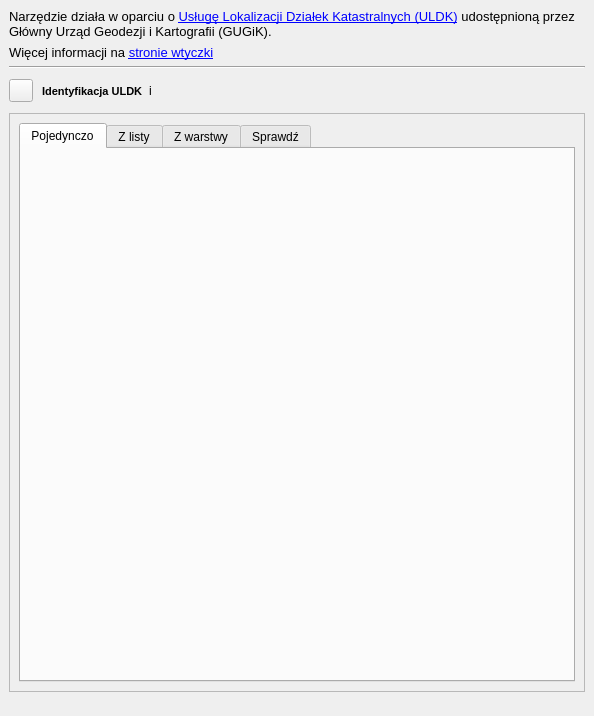
Qt form gissupport_plugin/modules/uldk/plugin_dockwidget_base.ui (gis-support/gis-support-plugin) before a commit.
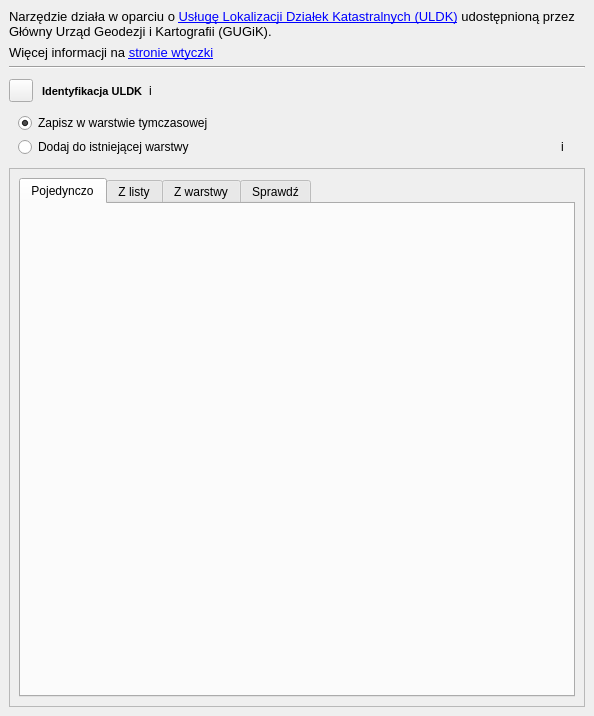
The same form after that commit. Custom widgets are drawn as their Qt base class.

Commit message: DEV-13570 Wybór warstwy do zapisu

```diff
--- a/gissupport_plugin/modules/uldk/plugin_dockwidget_base.ui
+++ b/gissupport_plugin/modules/uldk/plugin_dockwidget_base.ui
@@ -159,6 +159,88 @@
       </layout>
      </widget>
     </item>
+    <item>
+     <widget class="QFrame" name="frame_save_settings">
+      <property name="frameShape">
+       <enum>QFrame::NoFrame</enum>
+      </property>
+      <layout class="QVBoxLayout" name="verticalLayout_save">
+       <property name="spacing">
+        <number>4</number>
+       </property>
+       <property name="leftMargin">
+        <number>9</number>
+       </property>
+       <property name="topMargin">
+        <number>0</number>
+       </property>
+       <property name="rightMargin">
+        <number>9</number>
+       </property>
+       <property name="bottomMargin">
+        <number>5</number>
+       </property>
+       <item>
+        <widget class="QRadioButton" name="radioTempLayer">
+         <property name="text">
+          <string>Zapisz w warstwie tymczasowej</string>
+         </property>
+         <property name="checked">
+          <bool>true</bool>
+         </property>
+        </widget>
+       </item>
+       <item>
+        <layout class="QHBoxLayout" name="horizontalLayout_existing">
+         <item>
+          <widget class="QRadioButton" name="radioExistingLayer">
+           <property name="text">
+            <string>Dodaj do istniejącej warstwy</string>
+           </property>
+          </widget>
+         </item>
+         <item>
+          <widget class="QgsMapLayerComboBox" name="comboLayers" native="true">
+           <property name="enabled">
+            <bool>false</bool>
+           </property>
+          </widget>
+         </item>
+         <item>
+          <widget class="QLabel" name="labelLayerInfo">
+           <property name="maximumSize">
+            <size>
+             <width>15</width>
+             <height>15</height>
+            </size>
+           </property>
+           <property name="mouseTracking">
+            <bool>false</bool>
+           </property>
+           <property name="toolTip">
+            <string>Atrybuty będą dopasowane do kolumn wg nazw, jeśli dana kolumna nie istnieje to informacja nie zostanie zapisana:
+- wojewodztwo lub woj - województwo
+- powiat - powiat
+- gmina - gmina
+- obreb - obręb ewidencyjny
+- arkusz - arkusz mapy
+- nr_dzialki - numer działki
+- teryt - TERYT
+- pow_m2 - powierzchnia</string>
+           </property>
+           <property name="text">
+            <string>i</string>
+           </property>
+           <property name="scaledContents">
+            <bool>true</bool>
+           </property>
+          </widget>
+         </item>
+        </layout>
+       </item>
+      </layout>
+     </widget>
+    </item>
     <item>
      <widget class="QScrollArea" name="scrollArea">
       <property name="widgetResizable">
@@ -170,7 +252,7 @@
          <x>0</x>
          <y>0</y>
          <width>568</width>
-         <height>525</height>
+         <height>482</height>
         </rect>
        </property>
        <layout class="QVBoxLayout" name="verticalLayout_6">
@@ -217,6 +299,9 @@
               <property name="orientation">
                <enum>Qt::Vertical</enum>
               </property>
+              <property name="sizeType">
+               <enum>QSizePolicy::Expanding</enum>
+              </property>
               <property name="sizeHint" stdset="0">
                <size>
                 <width>20</width>
@@ -322,25 +407,16 @@
       </widget>
      </widget>
     </item>
-    <item>
-     <spacer name="verticalSpacer">
-      <property name="orientation">
-       <enum>Qt::Vertical</enum>
-      </property>
-      <property name="sizeType">
-       <enum>QSizePolicy::Fixed</enum>
-      </property>
-      <property name="sizeHint" stdset="0">
-       <size>
-        <width>17</width>
-        <height>15</height>
-       </size>
-      </property>
-     </spacer>
-    </item>
    </layout>
   </widget>
  </widget>
+ <customwidgets>
+  <customwidget>
+   <class>QgsMapLayerComboBox</class>
+   <extends>QWidget</extends>
+   <header>qgsmaplayercombobox.h</header>
+  </customwidget>
+ </customwidgets>
  <resources/>
  <connections/>
 </ui>
```
Left out of the diff: 1 changed line with no effect on the pictures. The commit also changes 3 other files.
